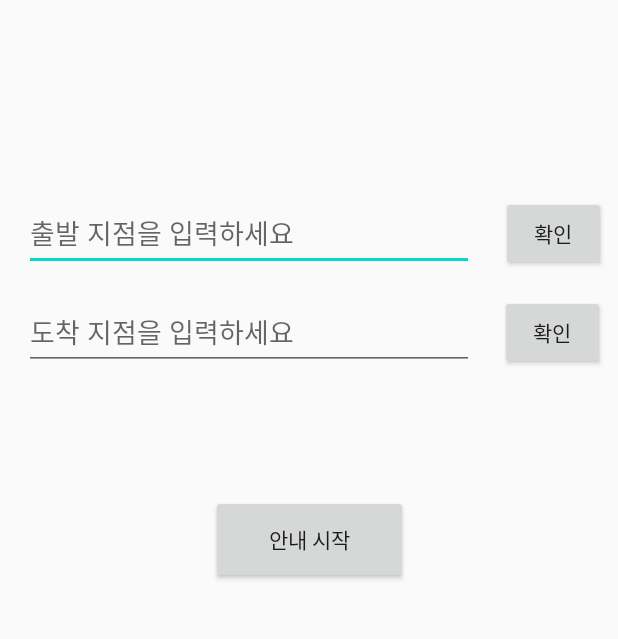
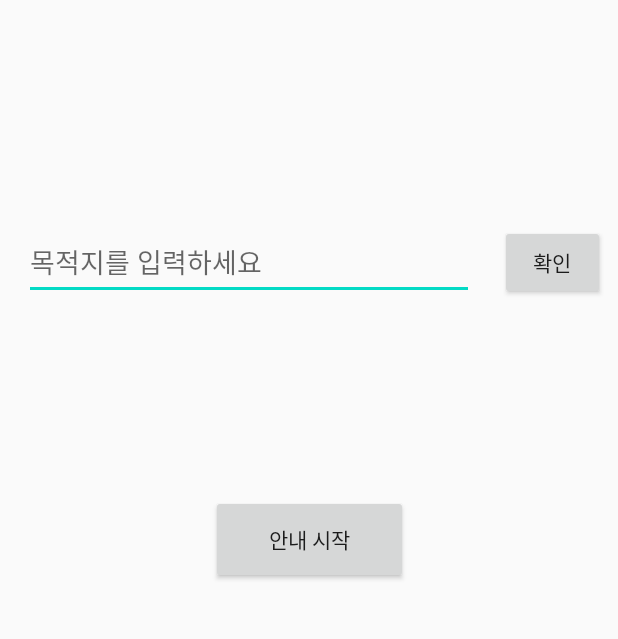
Before and after one commit to PapimonLikelion/NaviWavi, an Android app: the screen it shows after launch (FirstPageActivity), on a phone screen of 412 x 824 dp, the part 398-1037 px from its top. Run offline under Robolectric (Android 15) with nearby library versions, the phone set to English and light mode, and no system bars; libraries missing offline, so code that uses them is left out: com.skt.

Commit message:
feat: 내비게이션 구현

```diff
--- a/app/src/main/res/layout/activity_first_page.xml
+++ b/app/src/main/res/layout/activity_first_page.xml
@@ -7,41 +7,14 @@
     tools:context=".FirstPageActivity">
 
     <Button
-        android:id="@+id/startButton"
-        android:layout_width="70dp"
-        android:layout_height="50dp"
-        android:layout_marginTop="340dp"
-        android:onClick="startEnter"
-        android:text="확인"
-        app:layout_constraintEnd_toEndOf="parent"
-        app:layout_constraintHorizontal_bias="0.976"
-        app:layout_constraintStart_toStartOf="parent"
-        app:layout_constraintTop_toTopOf="parent" />
-
-    <Button
         android:id="@+id/endButton"
         android:layout_width="70dp"
         android:layout_height="50dp"
-        android:layout_marginTop="16dp"
         android:onClick="endEnter"
         android:text="확인"
+        app:layout_constraintBottom_toBottomOf="parent"
         app:layout_constraintEnd_toEndOf="parent"
         app:layout_constraintHorizontal_bias="0.975"
-        app:layout_constraintStart_toStartOf="parent"
-        app:layout_constraintTop_toBottomOf="@+id/startButton" />
-
-    <EditText
-        android:id="@+id/startPoint"
-        android:layout_width="300dp"
-        android:layout_height="50dp"
-        android:layout_marginTop="340dp"
-        android:layout_marginStart="16dp"
-        android:layout_marginEnd="16dp"
-        android:ems="10"
-        android:hint="출발 지점을 입력하세요"
-        android:inputType="textPersonName"
-        app:layout_constraintEnd_toEndOf="parent"
-        app:layout_constraintHorizontal_bias="0.0"
         app:layout_constraintStart_toStartOf="parent"
         app:layout_constraintTop_toTopOf="parent" />
 
@@ -50,18 +23,18 @@
         android:layout_width="300dp"
         android:layout_height="50dp"
         android:layout_marginStart="16dp"
-        android:layout_marginTop="16dp"
         android:layout_marginEnd="16dp"
         android:ems="10"
-        android:hint="도착 지점을 입력하세요"
+        android:hint="목적지를 입력하세요"
         android:inputType="textPersonName"
+        app:layout_constraintBottom_toBottomOf="parent"
         app:layout_constraintEnd_toEndOf="@+id/endButton"
         app:layout_constraintHorizontal_bias="0.0"
         app:layout_constraintStart_toStartOf="parent"
-        app:layout_constraintTop_toBottomOf="@+id/startPoint" />
+        app:layout_constraintTop_toTopOf="parent" />
 
     <Button
-        android:id="@+id/button2"
+        android:id="@+id/startNavigation"
         android:layout_width="131dp"
         android:layout_height="59dp"
         android:onClick="startNavigation"
```
Also changed, not shown: app/src/main/AndroidManifest.xml (+6 -2 lines), app/src/main/java/com/example/naviwavi/FirstPageActivity.java (+37 -31 lines), app/src/main/java/com/example/naviwavi/MainActivity.java (+67 -46 lines), app/src/main/java/com/example/naviwavi/OptionActivity.java (added, +31 -0 lines), app/src/main/res/layout/activity_option.xml (added, +53 -0 lines), app/src/main/res/drawable-v24/poi_dot.png (added), app/src/main/res/drawable/poi_dot.png (added), app/src/main/res/mipmap-anydpi-v26/poi_dot.png (added), app/src/main/res/mipmap-hdpi/poi_dot.png (added), app/src/main/res/mipmap-mdpi/poi_dot.png (added), app/src/main/res/mipmap-xhdpi/poi_dot.png (added), app/src/main/res/mipmap-xxhdpi/poi_dot.png (added), app/src/main/res/mipmap-xxxhdpi/poi_dot.png (added).
